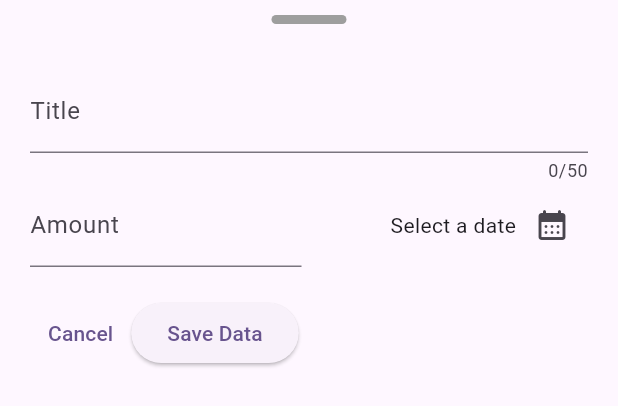
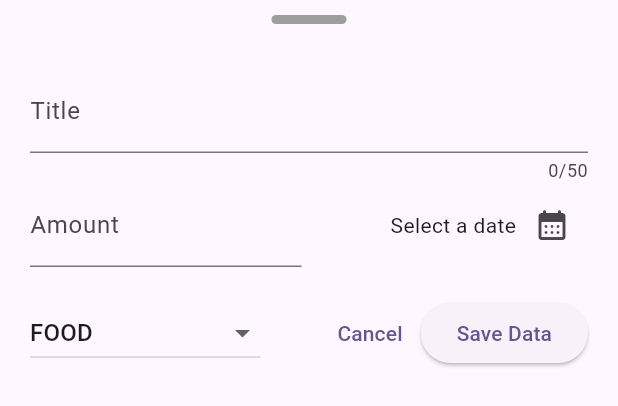
Before and after one commit to Thiruvikraman1998/Expense_tracker, a Flutter app: the InputModalView widget shown alone on an empty page, opened directly, on a phone screen of 412 x 824 dp. Shown: the top 406 px of the screen. Run offline on Flutter 3.47's test engine with Material 2 defaults, Android fonts, the phone set to English and light mode, and no system bars.

Commit message:
Dropdown added for category selection.

```diff
--- a/expenses_tracker_app/lib/widgets/input_modal_widget.dart
+++ b/expenses_tracker_app/lib/widgets/input_modal_widget.dart
@@ -13,6 +13,7 @@ class _InputModalViewState extends State<InputModalView> {
   final TextEditingController _amountController = TextEditingController();
 
   DateTime? _selectedDate;
+  Category _selectedCategory = Category.food;
 
   // Future object//
   void _openDatePicker() async {
@@ -105,6 +106,27 @@ class _InputModalViewState extends State<InputModalView> {
             height: 20,
           ),
           Row(
+            mainAxisAlignment: MainAxisAlignment.spaceBetween,
+            children: [
+              DropdownButton(
+                  value: _selectedCategory,
+                  items: Category.values
+                      .map((category) => DropdownMenuItem(
+                            value: category,
+                            child: Text(
+                              category.name.toUpperCase(),
+                            ),
+                          ))
+                      .toList(),
+                  onChanged: (value) {
+                    if (value == null) {
+                      return;
+                    }
+                    setState(() {
+                      _selectedCategory = value;
+                    });
+                  }),
+              Row(
                 children: [
                   TextButton(
                     onPressed: () {
@@ -112,7 +134,12 @@ class _InputModalViewState extends State<InputModalView> {
                     },
                     child: const Text("Cancel"),
                   ),
-              ElevatedButton(onPressed: () {}, child: const Text("Save Data"))
+                  ElevatedButton(
+                    onPressed: () {},
+                    child: const Text("Save Data"),
+                  )
+                ],
+              )
             ],
           ),
         ],
```
Lines whose indentation alone changed are shown as unchanged.
